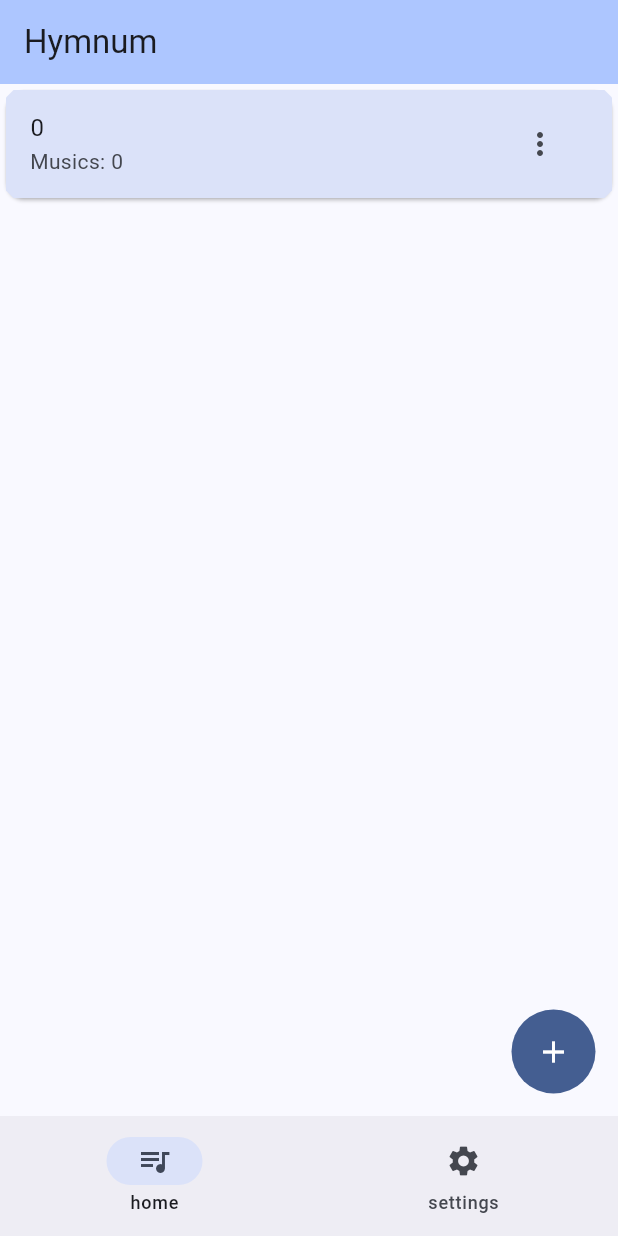
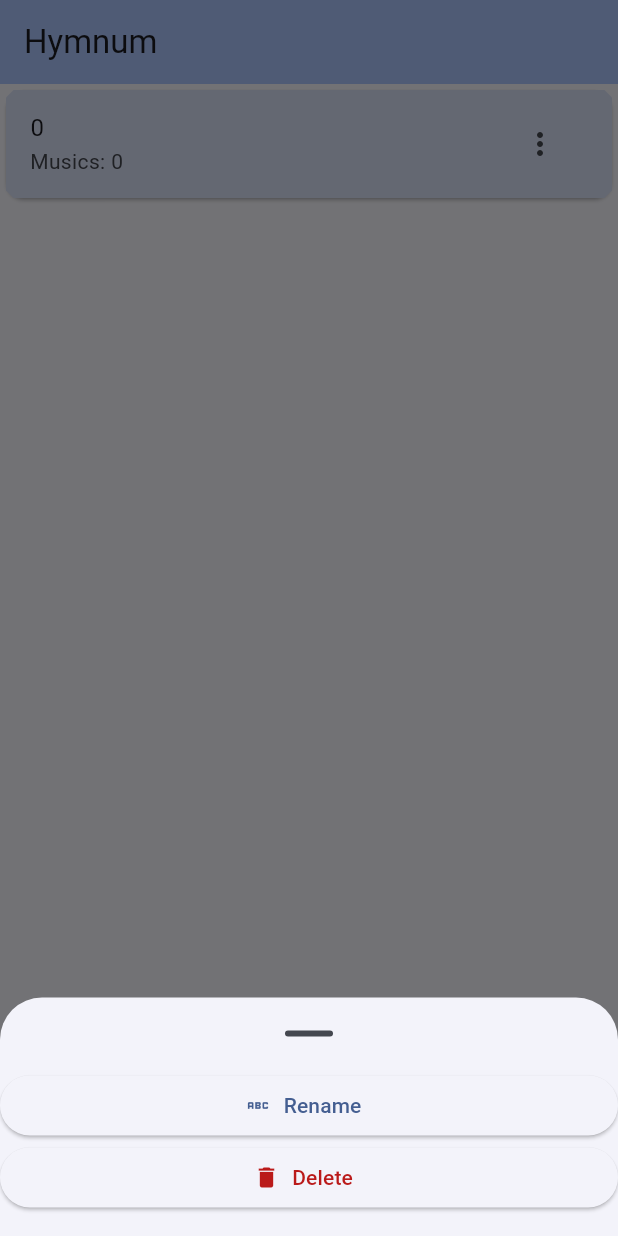
Before and after one commit to wisegriffin/organizador-repertorios, a Flutter app: the screen it shows after launch, after a tap on the "add" icon, after a tap on the "more vert" icon, on a phone screen of 412 x 824 dp. Run offline on Flutter 3.47's test engine with Material 3 defaults, Android fonts, the phone set to English and light mode, and no system bars.

Commit message:
repertory trailing options drawer working

```diff
--- /dev/null
+++ b/lib/core/widgets/child_sized_bottom_sheet.dart
@@ -0,0 +1,12 @@
+import 'package:flutter/material.dart';
+
+void showChildSizedBottomSheet({required BuildContext context, required Widget child}) {
+  showModalBottomSheet(
+    showDragHandle: true,
+    context: context,
+    builder: (context) => ConstrainedBox(
+      constraints: BoxConstraints(),
+      child: IntrinsicHeight(child: child)
+    ),
+  );
+}
--- a/lib/main.dart
+++ b/lib/main.dart
@@ -1,13 +1,20 @@
 import 'package:flutter/material.dart';
 import 'package:flutter/services.dart';
+import 'package:organizador_repertorios/viewmodels/lists_page_viewmodel.dart';
+import 'package:provider/provider.dart';
 import 'app.dart';
 
 void main() {
   WidgetsFlutterBinding.ensureInitialized();
 
-  SystemChrome.setPreferredOrientations([
-    DeviceOrientation.portraitUp,
-    ]).then((_) {
-    runApp(const App());
+  SystemChrome.setPreferredOrientations([DeviceOrientation.portraitUp]).then((
+    _,
+  ) {
+    runApp(
+      ChangeNotifierProvider(
+        create: (context) => ListsPageViewModel(),
+        child: App(),
+      ),
+    );
   });
 }
--- a/lib/models/repertory.dart
+++ b/lib/models/repertory.dart
@@ -1,6 +1,12 @@
 class Repertory {
-  Repertory({required this.name, required this.musics});
+  Repertory({required this.name, required this.id, required this.musics});
 
-  final String name;
+  final int id;
+  String name;
   final List<String> musics;
+
+  @override
+  String toString() {
+    return 'name: $name, ${musics.toString()}';
+  }
 }
--- a/lib/viewmodels/lists_page_viewmodel.dart
+++ b/lib/viewmodels/lists_page_viewmodel.dart
@@ -2,14 +2,25 @@ import 'package:flutter/foundation.dart';
 import 'package:organizador_repertorios/models/repertory.dart';
 
 class ListsPageViewModel with ChangeNotifier {
-  final List<Repertory> repertories = [];
+  List<Repertory> repertories = List.empty(growable: true);
 
   void addRepertory(String name) {
-    repertories.add(Repertory(name: name, musics: List.empty(growable: true)));
+    Repertory repertory = Repertory(name: name, id: repertories.length, musics: List.empty(growable: true));
+    repertories.add(repertory);
     notifyListeners();
   }
 
   Repertory? getRepertoryByIndex(int index) {
     return repertories.isEmpty ? null : repertories[index];
   }
+
+  void renameRepertory(Repertory repertory, String name) {
+    repertory.name = name;
+    notifyListeners();
+  }
+
+  void deleteRepertory(Repertory repertory) {
+    repertories.removeWhere((r) => r.id == repertory.id);
+    notifyListeners();
+  }
 }
--- a/lib/views/pages/lists_page.dart
+++ b/lib/views/pages/lists_page.dart
@@ -7,17 +7,6 @@ import 'package:organizador_repertorios/views/widgets/empty_list_message.dart';
 class ListsPage extends StatelessWidget {
   const ListsPage({super.key});
 
-  @override
-  Widget build(BuildContext context) {
-    final viewmodel = ListsPageViewModel();
-    return ChangeNotifierProvider(
-      create: (context) => viewmodel,
-      child: _ListsPage(),
-    );
-  }
-}
-
-class _ListsPage extends StatelessWidget {
   @override
   Widget build(BuildContext context) {
     final viewmodel = context.watch<ListsPageViewModel>();
--- a/lib/views/widgets/repertory_list_item.dart
+++ b/lib/views/widgets/repertory_list_item.dart
@@ -1,5 +1,7 @@
 import 'package:flutter/material.dart';
 import 'package:organizador_repertorios/models/repertory.dart';
+import 'package:organizador_repertorios/views/widgets/trailing_repertory_options.dart';
+import 'package:organizador_repertorios/core/widgets/child_sized_bottom_sheet.dart';
 
 class RepertoryListItem extends StatelessWidget {
   const RepertoryListItem(this._repertory, {super.key});
@@ -15,9 +17,8 @@ class RepertoryListItem extends StatelessWidget {
         shape: BeveledRectangleBorder(borderRadius: BorderRadius.circular(5)),
         subtitle: Text('Musics: ${_repertory.musics.length}'),
 
-        // TODO: Handle trailing button OnPressed
         trailing: IconButton(
-          onPressed: () => print('trailing pressed'),
+          onPressed: () => showChildSizedBottomSheet(context: context, child: TrailingRepertoryOptions(_repertory)),
           icon: Icon(Icons.more_vert),
         ),
       ),
--- /dev/null
+++ b/lib/views/widgets/trailing_repertory_options.dart
@@ -0,0 +1,42 @@
+import 'package:flutter/material.dart';
+import 'package:organizador_repertorios/models/repertory.dart';
+import 'package:organizador_repertorios/viewmodels/lists_page_viewmodel.dart';
+import 'package:provider/provider.dart';
+
+class TrailingRepertoryOptions extends StatelessWidget {
+  const TrailingRepertoryOptions(this._repertory, {super.key});
+
+  final Repertory _repertory;
+
+  @override
+  Widget build(BuildContext context) {
+    final viewmodel = context.watch<ListsPageViewModel>();
+
+    return Column(
+      mainAxisSize: MainAxisSize.min,
+      crossAxisAlignment: CrossAxisAlignment.stretch,
+      children: [
+        ElevatedButton.icon(
+          // TODO: implement rename repertory
+          onPressed: () => print('rename'),
+          label: Text('Rename'),
+          icon: Icon(Icons.abc),
+        ),
+        Padding(
+          padding: const EdgeInsets.only(bottom: 15),
+          child: ElevatedButton.icon(
+            onPressed: () {
+              viewmodel.deleteRepertory(_repertory);
+              Navigator.pop(context);
+            },
+            label: Text(
+              'Delete',
+              style: TextStyle(color: Theme.of(context).colorScheme.error),
+            ),
+            icon: Icon(Icons.delete, color: Theme.of(context).colorScheme.error),
+          ),
+        ),
+      ],
+    );
+  }
+}
```
